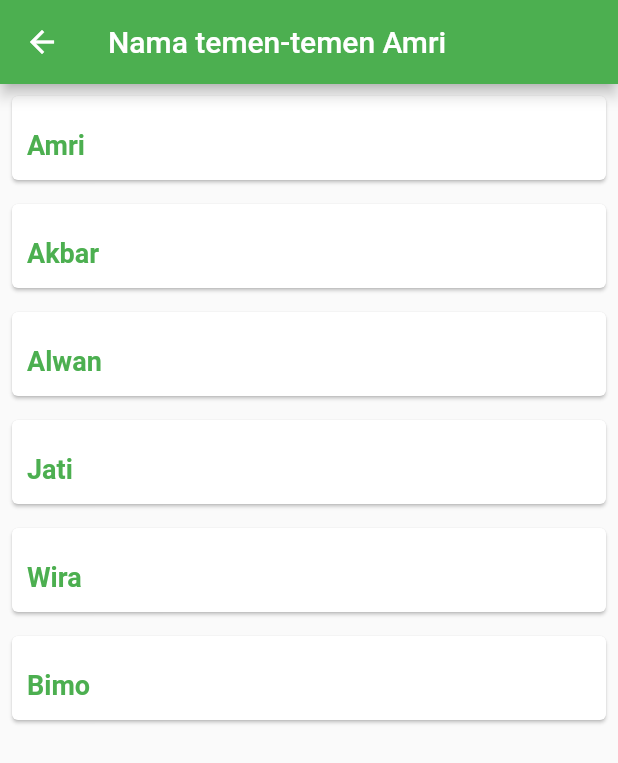
After one commit to MicRoCats7/Flutter-Android, a Flutter app: the screen it shows after launch, after a tap on "Berikutnya", on a phone screen of 412 x 824 dp. The commit adds this screen. Shown: the top 763 px of the screen. Run offline on Flutter 3.47's test engine with Material 2 defaults, Android fonts, the phone set to English and light mode, and no system bars; missing offline and left inert: dart:ffi.

Commit message:
Membuat listview dan mydata

```diff
--- a/lib/kalkulator.dart
+++ b/lib/kalkulator.dart
@@ -1,4 +1,6 @@
+import 'dart:ffi';
 import 'package:flutter/material.dart';
+import 'package:flutterkalkulator/listview.dart';
 
 class kalkulator extends StatefulWidget {
   const kalkulator({Key? key}) : super(key: key);
@@ -80,8 +82,18 @@ class _kalkulatorState extends State<kalkulator> {
             ),
             Padding(padding: EdgeInsets.only(top: 30),
             child: Text('Hasil = '+hasilString.toString(),
-            style: TextStyle(fontSize: 15, color: Colors.grey),),
+            style: TextStyle(fontSize: 15, color: Colors.grey),
             ),
+            ),
+            Container(
+              margin: EdgeInsets.only(top: 50),
+              child: ElevatedButton(
+                child: Text('Berikutnya'),
+                onPressed: () {
+                  Navigator.push(context, MaterialPageRoute(builder: (context) => Listview() ));
+                },
+              ),
+            )
           ],
         ),
       ),
--- /dev/null
+++ b/lib/listview.dart
@@ -0,0 +1,57 @@
+import 'package:flutter/material.dart';
+import 'package:flutterkalkulator/mydata.dart';
+
+class Listview extends StatefulWidget {
+  @override
+  _ListviewState createState() => _ListviewState();
+}
+class _ListviewState extends State<Listview> {
+  List<String> notes = [
+    "Amri",
+    "Akbar",
+    "Alwan",
+    "Jati",
+    "Wira",
+    "Bimo",
+  ];
+  @override
+  Widget build(BuildContext context) {
+    return Scaffold(
+      appBar: AppBar(
+        title: Text("Nama temen-temen Amri"),
+        backgroundColor: Colors.green,
+      ),
+      body: ListView.builder(
+          itemCount: notes.length,
+          itemBuilder: (context,pos){
+            return GestureDetector(
+              onTap: (){
+                Navigator.push(
+                  context,
+                  MaterialPageRoute(
+                    builder: (context) => MyData(),
+                    settings: RouteSettings(
+
+                      arguments: notes[pos],
+                    ),
+                  ),
+                );
+              },
+              child: Card(
+                margin: EdgeInsets.all(8),
+                child: Padding(
+                  padding: const EdgeInsets.all(10.0),
+                  child: Text(notes[pos],style:  TextStyle(
+                    fontSize: 18.0,
+                    height: 2,
+                    color: Colors.green,
+                    fontWeight: FontWeight.bold,
+                  )),
+                ),
+              ),
+            );
+          }
+      ),
+    );
+  }
+}
```
Also changed, not shown: lib/mydata.dart (added, +19 -0 lines).
